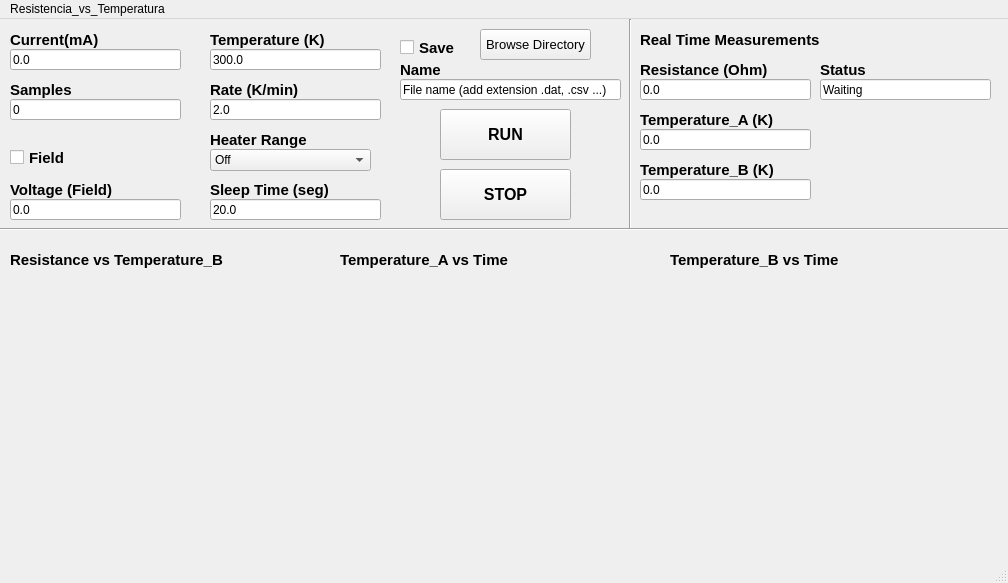
Qt form GUI/Resistencia_vs_Temperatura_GUI.ui (agustin92/Doctorado) before a commit.
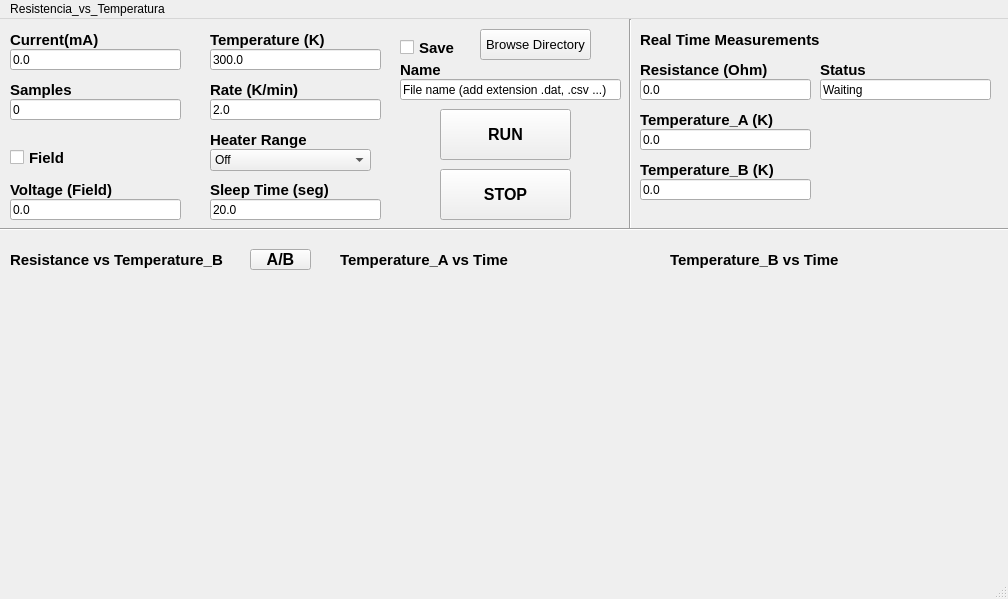
The same form after that commit. Custom widgets are drawn as their Qt base class.

Diff of the .ui file:
```diff
--- a/GUI/Resistencia_vs_Temperatura_GUI.ui
+++ b/GUI/Resistencia_vs_Temperatura_GUI.ui
@@ -7,7 +7,7 @@
     <x>0</x>
     <y>0</y>
     <width>1008</width>
-    <height>583</height>
+    <height>599</height>
    </rect>
   </property>
   <property name="windowTitle">
@@ -666,6 +666,26 @@
      <string>Browse Directory</string>
     </property>
    </widget>
+   <widget class="QPushButton" name="pushButton_4">
+    <property name="geometry">
+     <rect>
+      <x>250</x>
+      <y>230</y>
+      <width>61</width>
+      <height>21</height>
+     </rect>
+    </property>
+    <property name="font">
+     <font>
+      <pointsize>12</pointsize>
+      <weight>75</weight>
+      <bold>true</bold>
+     </font>
+    </property>
+    <property name="text">
+     <string>A/B</string>
+    </property>
+   </widget>
   </widget>
   <widget class="QMenuBar" name="menubar">
    <property name="geometry">
```
